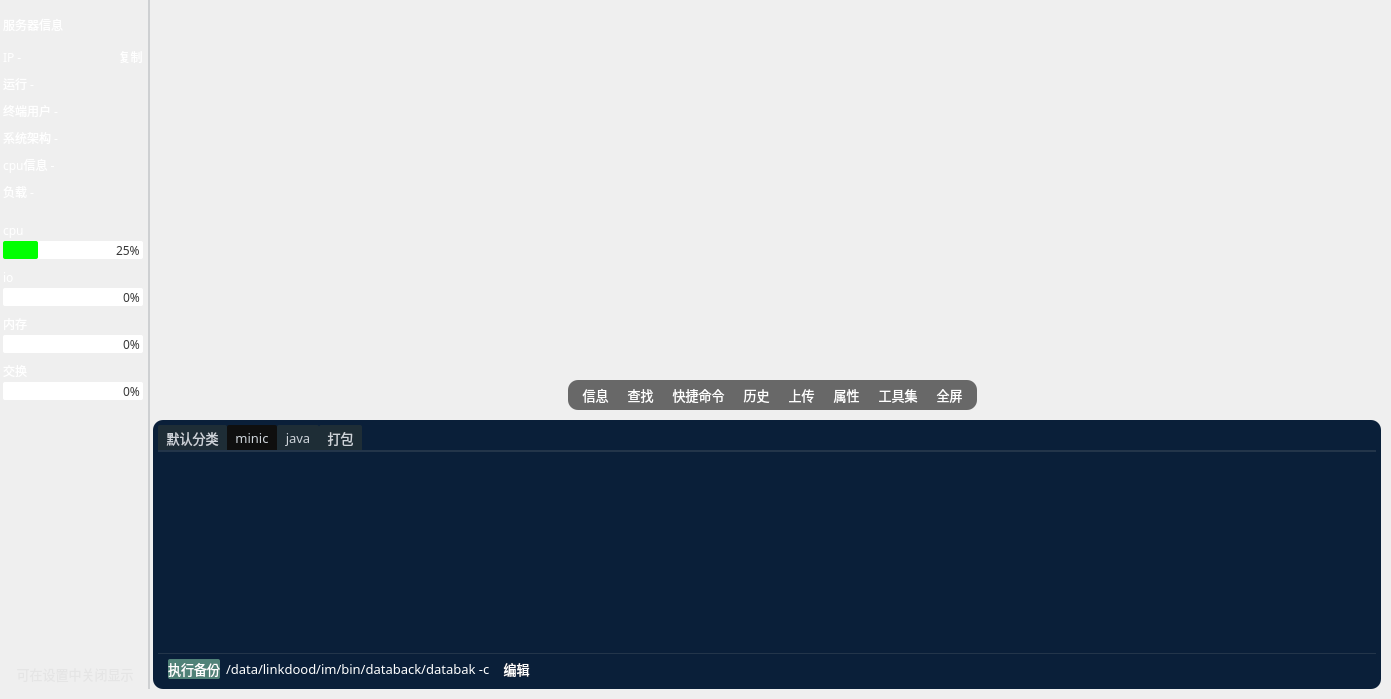
Above: source/sshwidget.ui from HuaGouFdog/Fdog-Kit before the change. Below: the same form after it.
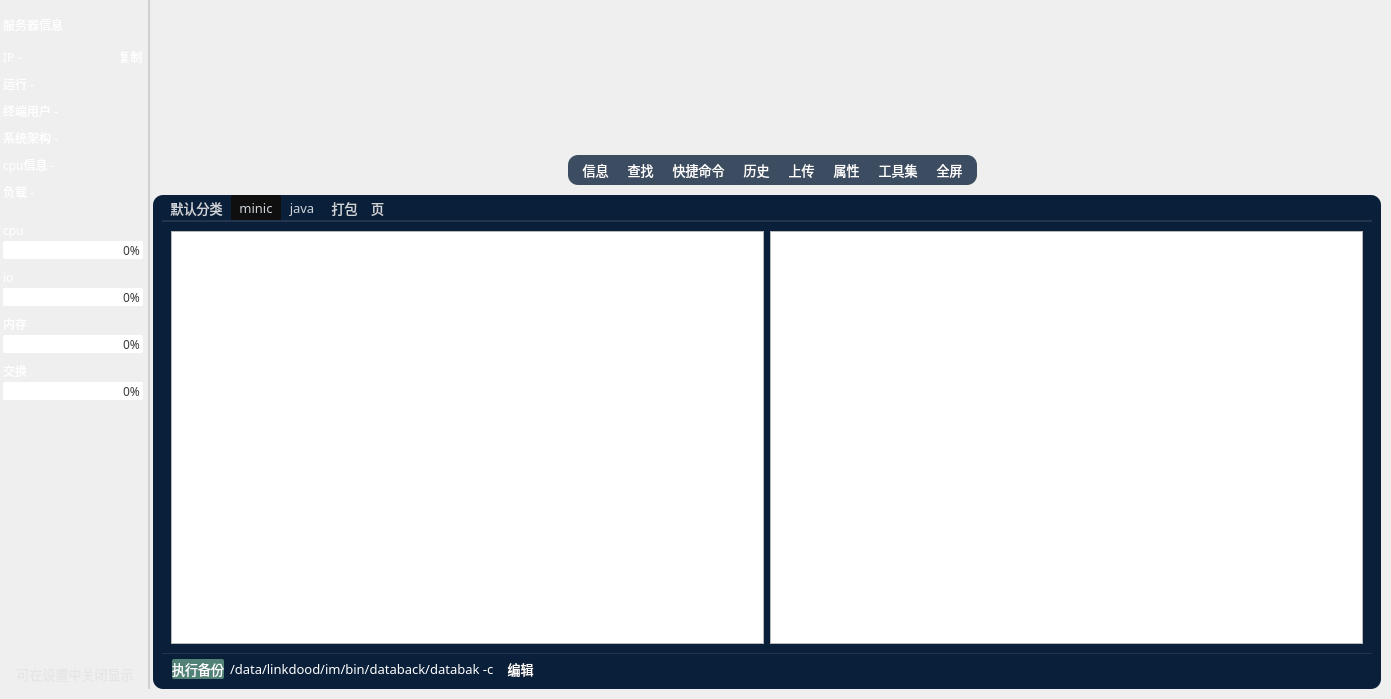
That is the form after the change. The open tabs and pages were chosen to show the change. Icons and pictures are not drawn.

Commit message: 修复thrift模块鼠标滑过样式不刷新的问题，QTextEdit尝试使用新的插入方法，原有方法性能较差无法大量显示文本

What changed in the file:
```diff
--- a/source/sshwidget.ui
+++ b/source/sshwidget.ui
@@ -634,7 +634,7 @@
 }</string>
            </property>
            <property name="value">
-            <number>25</number>
+            <number>0</number>
            </property>
            <property name="alignment">
             <set>Qt::AlignLeading|Qt::AlignLeft|Qt::AlignVCenter</set>
@@ -1109,7 +1109,7 @@
                      <x>0</x>
                      <y>0</y>
                      <width>1238</width>
-                     <height>343</height>
+                     <height>155</height>
                     </rect>
                    </property>
                    <property name="sizePolicy">
@@ -1205,10 +1205,10 @@
                        </property>
                        <property name="geometry">
                         <rect>
-                         <x>620</x>
+                         <x>410</x>
                          <y>30</y>
-                         <width>451</width>
-                         <height>301</height>
+                         <width>371</width>
+                         <height>91</height>
                         </rect>
                        </property>
                        <property name="sizePolicy">
@@ -1236,13 +1236,14 @@
                        <property name="styleSheet">
                         <string notr="true">QTextEdit{
 	background-color: rgba(0, 41, 69, 0);
+
 	font: 12pt &quot;Cascadia Mono,OPPOSans B&quot;;
 	border: none;
 	padding-top:0px;
     padding-bottom:0px;
 	padding-left:0px;
     padding-right:0px;
-color: rgba(255, 255, 255, 255, 0);
+color: rgba(255, 255, 255, 255, 255);
 border-radius: 5px;
 }
 
@@ -1307,6 +1308,9 @@
                        <property name="lineWrapMode">
                         <enum>QTextEdit::NoWrap</enum>
                        </property>
+                       <property name="lineWrapColumnOrWidth">
+                        <number>100</number>
+                       </property>
                        <property name="readOnly">
                         <bool>false</bool>
                        </property>
@@ -1395,7 +1399,7 @@
                    </size>
                   </property>
                   <property name="styleSheet">
-                   <string notr="true">background-color: rgba(11, 11, 11,150);
+                   <string notr="true">background-color: rgba(10, 31, 57, 200);
 border-radius: 10px;</string>
                   </property>
                   <layout class="QHBoxLayout" name="horizontalLayout_6">
@@ -1795,13 +1799,13 @@
               <number>0</number>
              </property>
              <property name="leftMargin">
-              <number>5</number>
+              <number>9</number>
              </property>
              <property name="topMargin">
-              <number>5</number>
+              <number>0</number>
              </property>
              <property name="rightMargin">
-              <number>5</number>
+              <number>9</number>
              </property>
              <property name="bottomMargin">
               <number>5</number>
@@ -1830,7 +1834,9 @@
 /*设置TabWidget中QTabBar的样式*/
 QTabBar::tab{
     /*background-color: rgba(11, 11, 11,150);*/
-	background-color: rgb(30, 45, 54);
+	
+	
+	background-color: rgb(10, 31, 57);
 	/*font-family:Consolas; */   /*设置tab中的文本的字体*/
 	font-size:10pt;
 	color:#ced4da;    /*设置tab中的文本的颜色*/
@@ -1901,6 +1907,21 @@
                 <attribute name="title">
                  <string> minic </string>
                 </attribute>
+                <layout class="QHBoxLayout" name="horizontalLayout_3">
+                 <item>
+                  <widget class="QTextEdit" name="textEdit_5">
+                   <property name="font">
+                    <font>
+                     <family>OPPOSans B</family>
+                     <pointsize>10</pointsize>
+                    </font>
+                   </property>
+                  </widget>
+                 </item>
+                 <item>
+                  <widget class="QPlainTextEdit" name="plainTextEdit_2"/>
+                 </item>
+                </layout>
                </widget>
                <widget class="QWidget" name="tab_3">
                 <attribute name="title">
@@ -2367,6 +2388,16 @@
                  </property>
                 </widget>
                </widget>
+               <widget class="QWidget" name="tab_5">
+                <attribute name="title">
+                 <string>页</string>
+                </attribute>
+                <layout class="QVBoxLayout" name="verticalLayout_9">
+                 <item>
+                  <widget class="QPlainTextEdit" name="plainTextEdit"/>
+                 </item>
+                </layout>
+               </widget>
               </widget>
              </item>
              <item>
```
Left out of the diff: 2 changed lines with no effect on the pictures. The commit also changes 19 other files.
